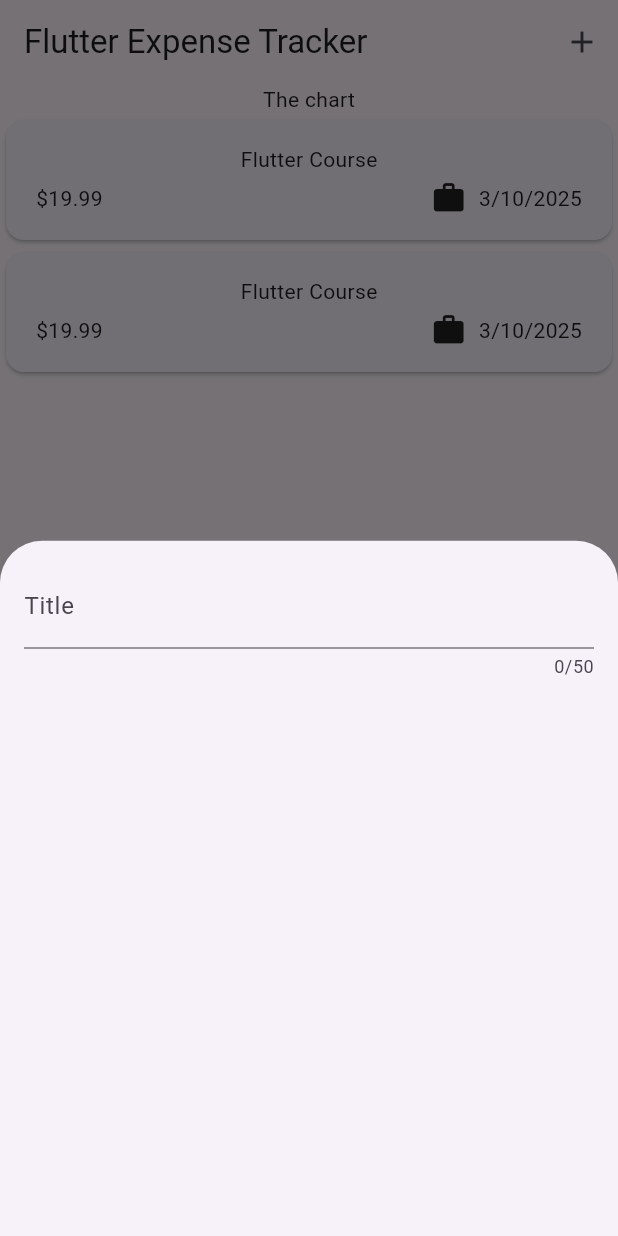
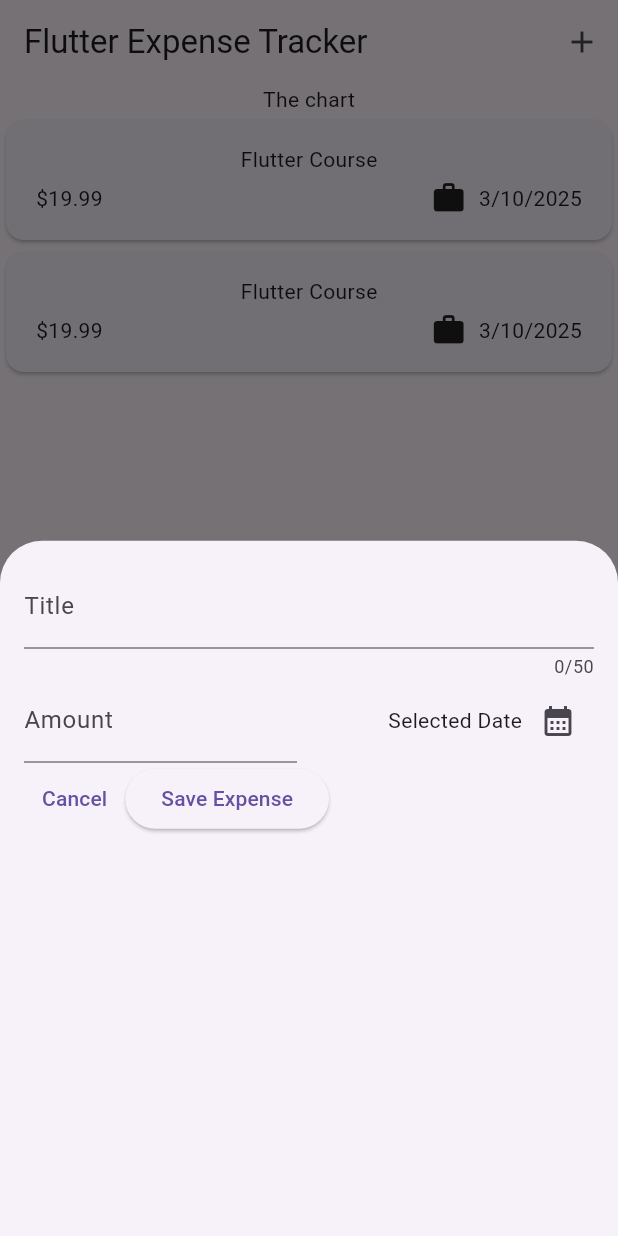
Before and after one commit to NurislamAiu/expense_tracker_nurs, a Flutter app: the screen it shows after launch, after a tap on the "add" icon, on a phone screen of 412 x 824 dp. Run offline on Flutter 3.47's test engine with Material 3 defaults, Android fonts, the phone set to English and light mode, and no system bars.

Commit message:
creating method for selected Date

```diff
--- a/lib/widgets/new_expense.dart
+++ b/lib/widgets/new_expense.dart
@@ -8,11 +8,24 @@ class NewExpense extends StatefulWidget {
 }
 
 class _NewExpenseState extends State<NewExpense> {
+  final _titleController = TextEditingController();
+  final _amountController = TextEditingController();
 
-  var _enteredTitle = '';
+  void _presentDatePicker() {
+    final now = DateTime.now();
+    final firstDate = DateTime(now.year - 1, now.month, now.day);
+    showDatePicker(
+        context: context,
+        initialDate: now,
+        firstDate: firstDate,
+        lastDate: now);
+  }
 
-  void _saveTitleInput(String inputValue){
-    _enteredTitle = inputValue;
+  @override
+  void dispose() {
+    _titleController.dispose();
+    _amountController.dispose();
+    super.dispose();
   }
 
   @override
@@ -22,13 +35,56 @@ class _NewExpenseState extends State<NewExpense> {
       child: Column(
         children: [
           TextField(
-            onChanged: _saveTitleInput,
+            controller: _titleController,
             maxLength: 50,
             keyboardType: TextInputType.text,
             decoration: InputDecoration(
               label: Text('Title'),
             ),
           ),
+          Row(
+            children: [
+              Expanded(
+                child: TextField(
+                  controller: _amountController,
+                  keyboardType: TextInputType.number,
+                  decoration: InputDecoration(
+                    label: Text('Amount'),
+                    prefixText: '\$ ',
+                  ),
+                ),
+              ),
+              SizedBox(width: 16),
+              Expanded(
+                child: Row(
+                  mainAxisAlignment: MainAxisAlignment.end,
+                  crossAxisAlignment: CrossAxisAlignment.center,
+                  children: [
+                    Text('Selected Date'),
+                    IconButton(
+                      onPressed: _presentDatePicker,
+                      icon: Icon(Icons.calendar_month),
+                    ),
+                  ],
+                ),
+              )
+            ],
+          ),
+          Row(
+            children: [
+              TextButton(
+                onPressed: () => Navigator.pop(context),
+                child: Text("Cancel"),
+              ),
+              ElevatedButton(
+                onPressed: () {
+                  print(_titleController.text);
+                  print(_amountController.text);
+                },
+                child: Text("Save Expense"),
+              ),
+            ],
+          ),
         ],
       ),
     );
```
